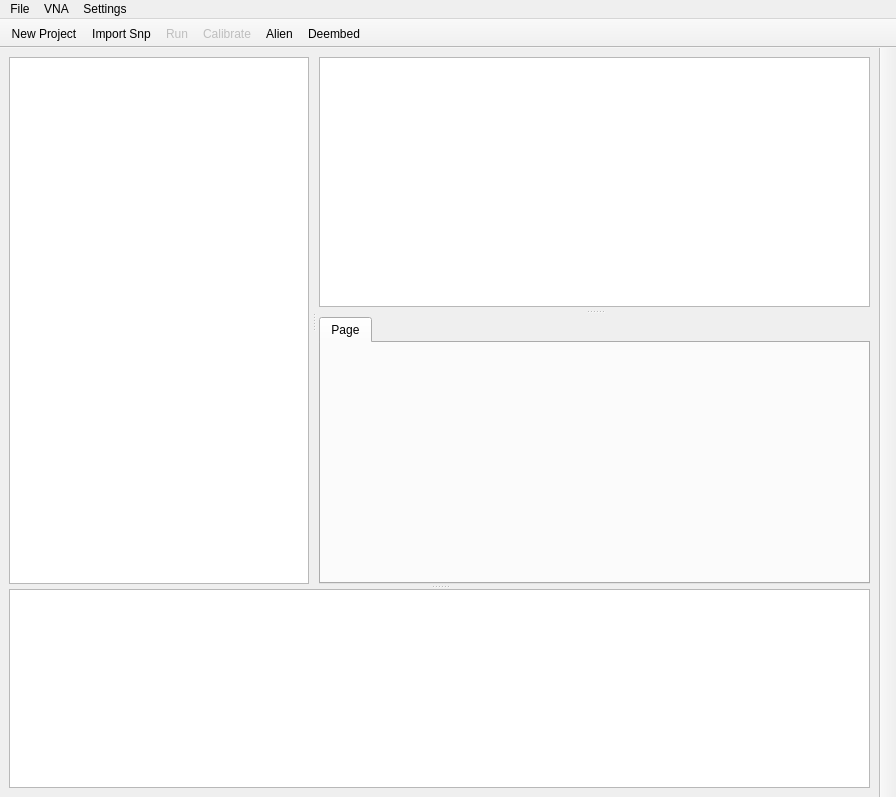
Above: UI/MainWindow.ui from Belden-Montreal/SNP-Cable-Analyser before the change. Below: the same form after it.
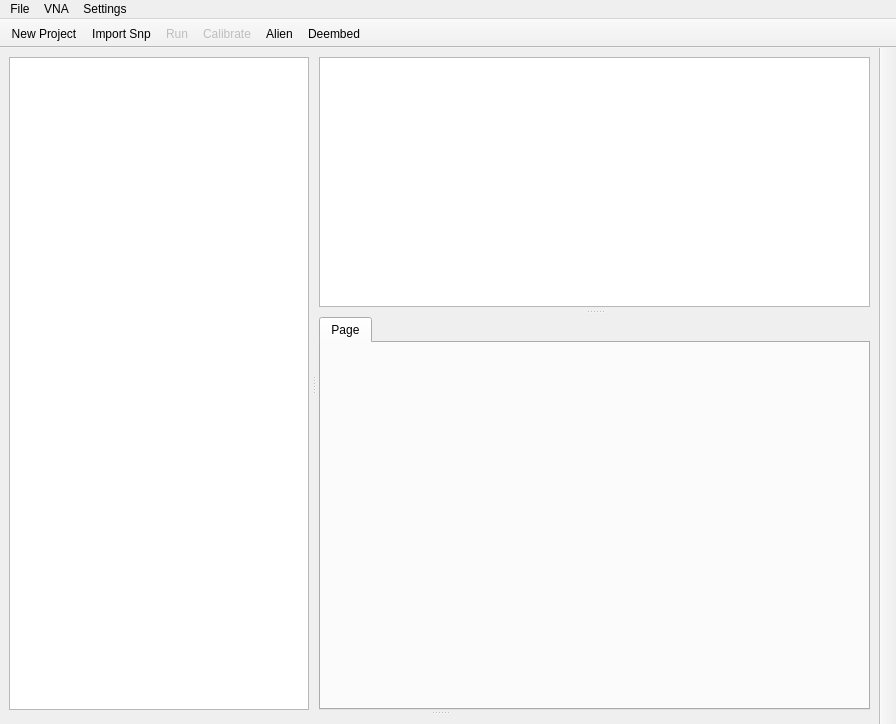
That is the form after the change. Icons and pictures are not drawn. Custom widgets are drawn as their Qt base class.

Commit message: added alien support for sNp files, and added console to main window

```diff
--- a/UI/MainWindow.ui
+++ b/UI/MainWindow.ui
@@ -7,7 +7,7 @@
     <x>0</x>
     <y>0</y>
     <width>896</width>
-    <height>797</height>
+    <height>724</height>
    </rect>
   </property>
   <property name="minimumSize">
@@ -157,18 +157,11 @@
       </widget>
       <widget class="QWidget" name="verticalLayoutWidget_2">
        <layout class="QVBoxLayout" name="verticalLayout_8">
+        <property name="sizeConstraint">
+         <enum>QLayout::SetMinAndMaxSize</enum>
+        </property>
         <item>
-         <widget class="QPlainTextEdit" name="consoleOut">
-          <property name="baseSize">
-           <size>
-            <width>0</width>
-            <height>0</height>
-           </size>
-          </property>
-          <property name="styleSheet">
-           <string notr="true"/>
-          </property>
-         </widget>
+         <widget class="QWidget" name="console_widget" native="true"/>
         </item>
        </layout>
       </widget>
```
Left out of the diff: 23 changed lines with no effect on the pictures. The commit also changes 19 other files.
